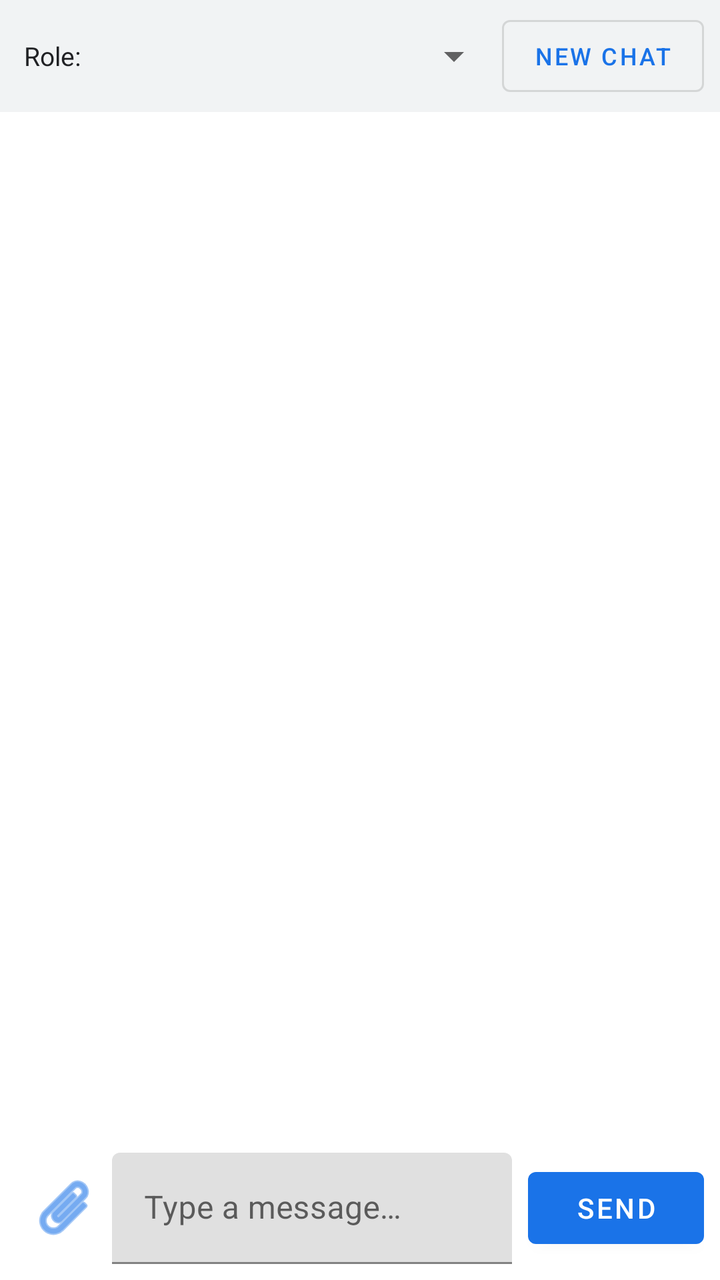
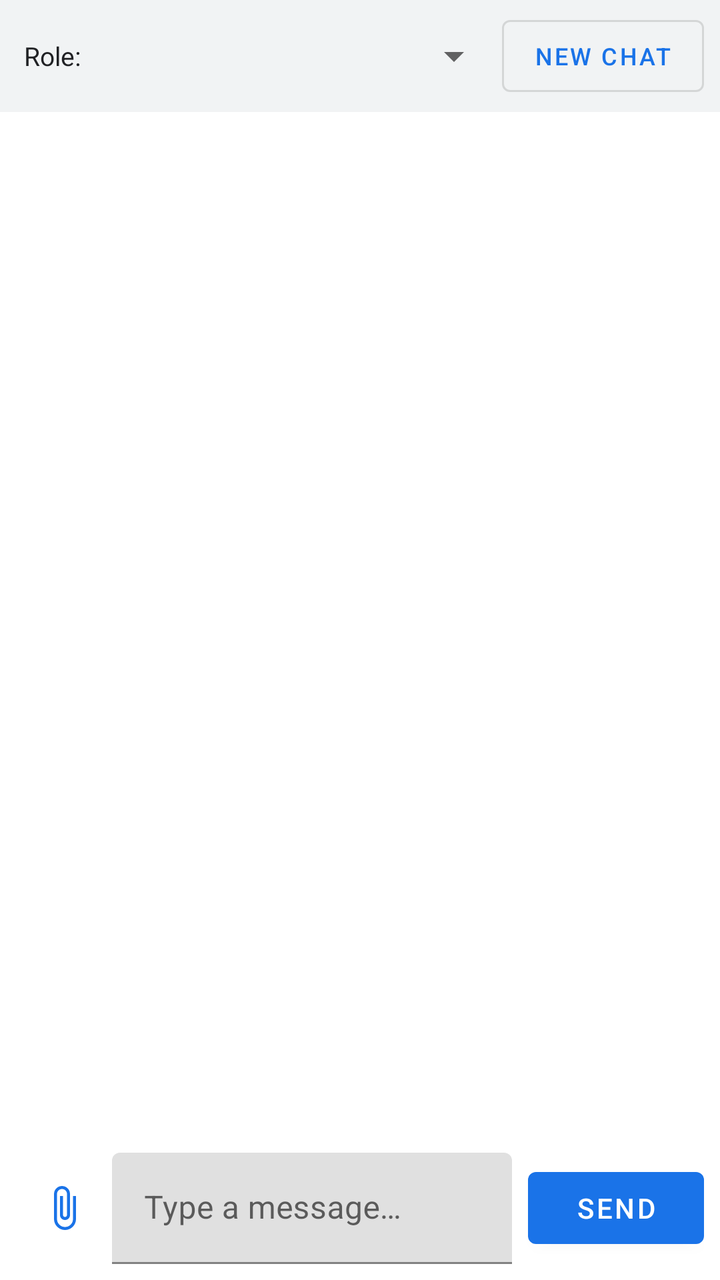

Screens rendered from an Android XML layout before and after an edit, with the pre-edit source and the edit as a unified diff.
<!-- AndroidManifest.xml: application theme Theme.GrokChat -->
<!-- res/layout/fragment_chat.xml -->
<?xml version="1.0" encoding="utf-8"?>
<androidx.constraintlayout.widget.ConstraintLayout
    xmlns:android="http://schemas.android.com/apk/res/android"
    xmlns:app="http://schemas.android.com/apk/res-auto"
    xmlns:tools="http://schemas.android.com/tools"
    android:layout_width="match_parent"
    android:layout_height="match_parent"
    android:background="@android:color/white">

    
    <LinearLayout
        android:id="@+id/roleBar"
        android:layout_width="0dp"
        android:layout_height="wrap_content"
        android:background="@color/colorSurface"
        android:gravity="center_vertical"
        android:orientation="horizontal"
        android:paddingStart="12dp"
        android:paddingEnd="8dp"
        android:paddingTop="4dp"
        android:paddingBottom="4dp"
        app:layout_constraintEnd_toEndOf="parent"
        app:layout_constraintStart_toStartOf="parent"
        app:layout_constraintTop_toTopOf="parent">

        <TextView
            android:layout_width="wrap_content"
            android:layout_height="wrap_content"
            android:text="@string/select_role"
            android:textColor="@color/colorOnSurface"
            android:textSize="13sp" />

        <Spinner
            android:id="@+id/spinnerRole"
            android:layout_width="0dp"
            android:layout_height="wrap_content"
            android:layout_weight="1" />

        <com.google.android.material.button.MaterialButton
            android:id="@+id/btnNewChat"
            style="@style/Widget.MaterialComponents.Button.OutlinedButton"
            android:layout_width="wrap_content"
            android:layout_height="wrap_content"
            android:text="@string/new_chat"
            android:textSize="12sp" />

    </LinearLayout>

    <androidx.recyclerview.widget.RecyclerView
        android:id="@+id/recyclerView"
        android:layout_width="0dp"
        android:layout_height="0dp"
        android:clipToPadding="false"
        android:padding="8dp"
        app:layout_constraintBottom_toTopOf="@id/inputRow"
        app:layout_constraintEnd_toEndOf="parent"
        app:layout_constraintStart_toStartOf="parent"
        app:layout_constraintTop_toBottomOf="@id/roleBar" />

    
    <com.google.android.material.button.MaterialButton
        android:id="@+id/tvNewMessage"
        style="@style/Widget.MaterialComponents.Button.TextButton"
        android:layout_width="wrap_content"
        android:layout_height="wrap_content"
        android:text="@string/new_messages"
        android:textColor="@color/colorPrimary"
        android:visibility="gone"
        app:layout_constraintBottom_toTopOf="@id/inputRow"
        app:layout_constraintEnd_toEndOf="parent"
        app:layout_constraintStart_toStartOf="parent"
        tools:visibility="visible" />

    <ProgressBar
        android:id="@+id/progressBar"
        android:layout_width="wrap_content"
        android:layout_height="wrap_content"
        android:visibility="gone"
        app:layout_constraintBottom_toTopOf="@id/inputRow"
        app:layout_constraintEnd_toEndOf="parent"
        app:layout_constraintStart_toStartOf="parent"
        app:layout_constraintTop_toBottomOf="@id/roleBar" />

    <LinearLayout
        android:id="@+id/inputRow"
        android:layout_width="0dp"
        android:layout_height="wrap_content"
        android:gravity="center_vertical"
        android:orientation="horizontal"
        android:padding="8dp"
        app:layout_constraintBottom_toBottomOf="parent"
        app:layout_constraintEnd_toEndOf="parent"
        app:layout_constraintStart_toStartOf="parent">

        <ImageButton
            android:id="@+id/btnAttach"
            android:layout_width="48dp"
            android:layout_height="48dp"
            android:background="?attr/selectableItemBackgroundBorderless"
            android:contentDescription="@string/attach_file"
            android:src="@android:drawable/ic_menu_attachment"
            android:tint="@color/colorPrimary" />

        <com.google.android.material.textfield.TextInputLayout
            android:layout_width="0dp"
            android:layout_height="wrap_content"
            android:layout_weight="1"
            android:layout_marginEnd="8dp">

            <com.google.android.material.textfield.TextInputEditText
                android:id="@+id/etInput"
                android:layout_width="match_parent"
                android:layout_height="wrap_content"
                android:hint="@string/hint_message"
                android:inputType="textMultiLine"
                android:maxLines="4" />

        </com.google.android.material.textfield.TextInputLayout>

        <com.google.android.material.button.MaterialButton
            android:id="@+id/btnSend"
            android:layout_width="wrap_content"
            android:layout_height="wrap_content"
            android:text="@string/send" />

    </LinearLayout>

</androidx.constraintlayout.widget.ConstraintLayout>
<!-- resources referenced by this layout -->
<resources>
  <color name="colorOnSurface">#202124</color>
  <color name="colorPrimary">#1A73E8</color>
  <color name="colorSurface">#F1F3F4</color>
  <string name="attach_file">Attach File</string>
  <string name="hint_message">Type a message…</string>
  <string name="new_chat">New Chat</string>
  <string name="new_messages">↓ New messages</string>
  <string name="select_role">Role:</string>
  <string name="send">Send</string>
  <style name="Theme.GrokChat" parent="Theme.MaterialComponents.Light.NoActionBar">
          <item name="colorPrimary">@color/colorPrimary</item>
          <item name="colorPrimaryDark">@color/colorPrimaryDark</item>
          <item name="colorAccent">@color/colorAccent</item>
          <item name="android:statusBarColor">@color/colorPrimaryDark</item>
      </style>
  <color name="colorPrimaryDark">#1557B0</color>
  <color name="colorAccent">#03A9F4</color>
</resources>

<!-- the commit's change to res/layout/fragment_chat.xml (unified diff, before → after) -->
@@ -98,8 +98,8 @@
             android:layout_height="48dp"
             android:background="?attr/selectableItemBackgroundBorderless"
             android:contentDescription="@string/attach_file"
-            android:src="@android:drawable/ic_menu_attachment"
-            android:tint="@color/colorPrimary" />
+            android:src="@drawable/ic_attachment"
+            app:tint="@color/colorPrimary" />
 
         <com.google.android.material.textfield.TextInputLayout
             android:layout_width="0dp"
<!-- resource entries referenced after the edit -->
@@ -3,6 +3,18 @@
   <color name="colorOnSurface">#202124</color>
   <color name="colorPrimary">#1A73E8</color>
   <color name="colorSurface">#F1F3F4</color>
+  <!-- drawable ic_attachment (drawable) -->
+  <?xml version="1.0" encoding="utf-8"?>
+  <vector xmlns:android="http://schemas.android.com/apk/res/android"
+      android:width="24dp"
+      android:height="24dp"
+      android:viewportWidth="24"
+      android:viewportHeight="24"
+      android:tint="@color/colorPrimary">
+      <path
+          android:fillColor="#FF000000"
+          android:pathData="M16.5,6v11.5c0,2.21 -1.79,4 -4,4s-4,-1.79 -4,-4V5c0,-1.38 1.12,-2.5 2.5,-2.5s2.5,1.12 2.5,2.5v10.5c0,0.55 -0.45,1 -1,1s-1,-0.45 -1,-1V6H10v9.5c0,1.38 1.12,2.5 2.5,2.5s2.5,-1.12 2.5,-2.5V5c0,-2.21 -1.79,-4 -4,-4S7,2.79 7,5v12.5c0,3.04 2.46,5.5 5.5,5.5s5.5,-2.46 5.5,-5.5V6H16.5z"/>
+  </vector>
   <string name="attach_file">Attach File</string>
   <string name="hint_message">Type a message…</string>
   <string name="new_chat">New Chat</string>
